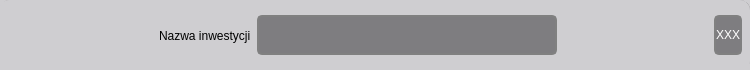
Before: the Qt Designer form src/gui/home_page_investment.ui in youngdashu/Investments-overview, drawn with Qt 5.
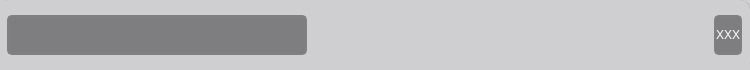
After: the same form once the commit is applied.

Commit message: delete homePageWidget other fixes ui improvements

```diff
--- a/src/gui/home_page_investment.ui
+++ b/src/gui/home_page_investment.ui
@@ -81,32 +81,6 @@
     <property name="bottomMargin">
      <number>12</number>
     </property>
-    <item>
-     <spacer name="horizontalSpacer">
-      <property name="orientation">
-       <enum>Qt::Horizontal</enum>
-      </property>
-      <property name="sizeHint" stdset="0">
-       <size>
-        <width>40</width>
-        <height>20</height>
-       </size>
-      </property>
-     </spacer>
-    </item>
-    <item>
-     <widget class="QLabel" name="labelInvestmentName">
-      <property name="minimumSize">
-       <size>
-        <width>0</width>
-        <height>40</height>
-       </size>
-      </property>
-      <property name="text">
-       <string>Nazwa inwestycji</string>
-      </property>
-     </widget>
-    </item>
     <item>
      <widget class="QPushButton" name="buttonInvestmentName">
       <property name="minimumSize">
@@ -127,7 +101,7 @@
       </property>
       <property name="sizeHint" stdset="0">
        <size>
-        <width>120</width>
+        <width>100</width>
         <height>20</height>
        </size>
       </property>
```
The commit also changes 10 other files.
